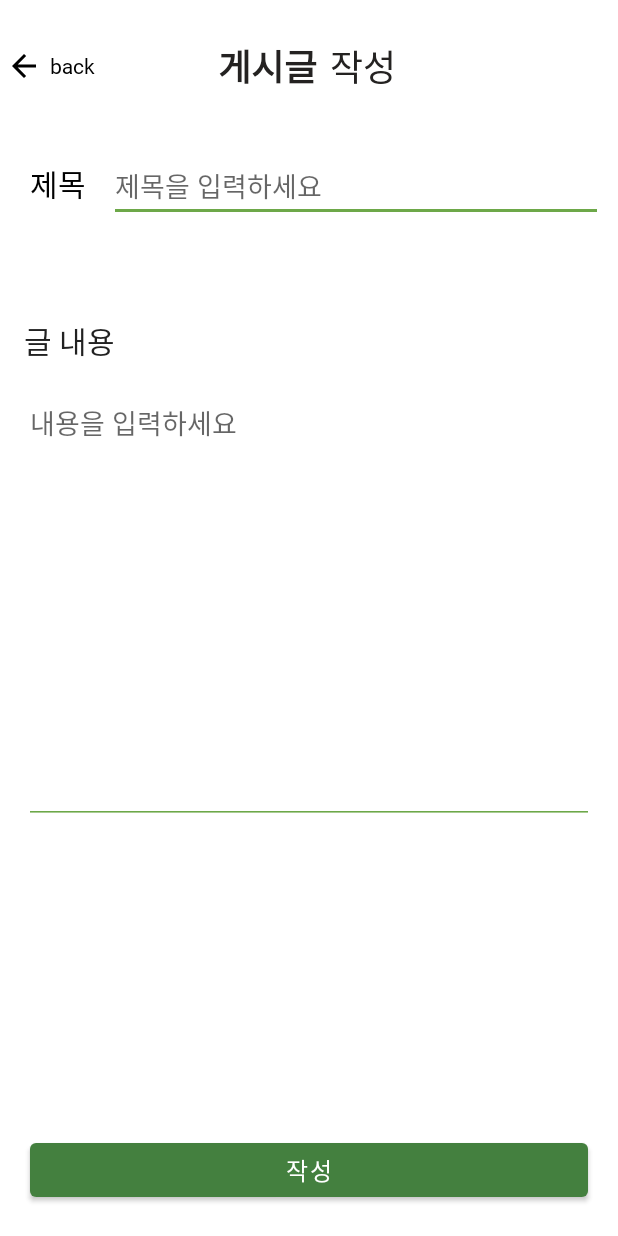
After one commit to MJU-CapstoneDesign1-8team/PET-LEADER_FRONTEND, an Android app: the BoardCreateActivity screen opened directly, with no data from a screen before it, on a phone screen of 412 x 824 dp. The commit adds this screen. Run offline under Robolectric (Android 15) with nearby library versions, the phone set to English and light mode, and no system bars.

Commit message:
게시글 생성 및 상세보기 제작

```diff
--- a/app/src/main/AndroidManifest.xml
+++ b/app/src/main/AndroidManifest.xml
@@ -33,6 +33,9 @@
         android:theme="@style/AppTheme.ObjectDetection"
         android:usesCleartextTraffic="true"
         tools:ignore="HardcodedDebugMode">
+        <activity
+            android:name=".community.BoardCreateActivity"
+            android:exported="false" />
         <activity
             android:name=".community.BoardDetailActivity"
             android:exported="false" />
--- /dev/null
+++ b/app/src/main/java/org/tensorflow/lite/examples/detect/community/BoardCreateActivity.kt
@@ -0,0 +1,12 @@
+package org.tensorflow.lite.examples.detect.community
+
+import androidx.appcompat.app.AppCompatActivity
+import android.os.Bundle
+import org.tensorflow.lite.examples.detect.R
+
+class BoardCreateActivity : AppCompatActivity() {
+    override fun onCreate(savedInstanceState: Bundle?) {
+        super.onCreate(savedInstanceState)
+        setContentView(R.layout.activity_board_create)
+    }
+}
--- /dev/null
+++ b/app/src/main/res/layout/activity_board_create.xml
@@ -0,0 +1,171 @@
+<?xml version="1.0" encoding="utf-8"?>
+<androidx.constraintlayout.widget.ConstraintLayout xmlns:android="http://schemas.android.com/apk/res/android"
+    xmlns:app="http://schemas.android.com/apk/res-auto"
+    xmlns:tools="http://schemas.android.com/tools"
+    android:layout_width="match_parent"
+    android:layout_height="match_parent"
+    tools:context=".community.BoardCreateActivity">
+
+    <androidx.constraintlayout.widget.ConstraintLayout
+        android:id="@+id/linearLayout2"
+        android:layout_width="match_parent"
+        android:layout_height="80dp"
+        android:orientation="horizontal"
+        app:layout_constraintStart_toStartOf="parent"
+        app:layout_constraintTop_toTopOf="parent">
+
+
+        <ImageView
+            android:id="@+id/imageView3"
+            android:layout_width="wrap_content"
+            android:layout_height="wrap_content"
+            android:layout_marginStart="4dp"
+            android:src="@drawable/ic_baseline_arrow_back_24"
+            app:layout_constraintBottom_toBottomOf="parent"
+            app:layout_constraintStart_toStartOf="parent"
+            app:layout_constraintTop_toTopOf="parent"
+            app:layout_constraintVertical_bias="0.571" />
+
+        <TextView
+            android:layout_width="wrap_content"
+            android:layout_height="wrap_content"
+            android:layout_marginStart="5dp"
+            android:fontFamily="@font/sd4"
+            android:text="back"
+            android:textColor="@color/black"
+            android:textSize="14sp"
+            app:layout_constraintBottom_toBottomOf="parent"
+            app:layout_constraintEnd_toEndOf="parent"
+            app:layout_constraintHorizontal_bias="0.0"
+            app:layout_constraintStart_toEndOf="@+id/imageView3"
+            app:layout_constraintTop_toTopOf="parent"
+            app:layout_constraintVertical_bias="0.56" />
+
+        <TextView
+            android:id="@+id/textView"
+            android:layout_width="wrap_content"
+            android:layout_height="40dp"
+            android:fontFamily="@font/sd7"
+            android:gravity="center"
+            android:text="게시글"
+            android:textColor="#242221"
+            android:textSize="24sp"
+            android:textStyle="bold"
+            app:layout_constraintBottom_toBottomOf="parent"
+            app:layout_constraintEnd_toEndOf="parent"
+            app:layout_constraintHorizontal_bias="0.421"
+            app:layout_constraintStart_toStartOf="parent"
+            app:layout_constraintTop_toTopOf="parent"
+            app:layout_constraintVertical_bias="0.6" />
+
+        <TextView
+            android:id="@+id/textView2"
+            android:layout_width="wrap_content"
+            android:layout_height="40dp"
+            android:fontFamily="@font/sd7"
+            android:gravity="center"
+            android:text="작성"
+            android:textColor="#242221"
+            android:textSize="24sp"
+            app:layout_constraintBottom_toBottomOf="parent"
+            app:layout_constraintEnd_toEndOf="parent"
+            app:layout_constraintHorizontal_bias="0.055"
+            app:layout_constraintStart_toEndOf="@+id/textView"
+            app:layout_constraintTop_toTopOf="parent"
+            app:layout_constraintVertical_bias="0.6" />
+
+
+    </androidx.constraintlayout.widget.ConstraintLayout>
+
+    <androidx.constraintlayout.widget.ConstraintLayout
+        android:layout_marginTop="80dp"
+        android:layout_width="match_parent"
+        android:layout_height="match_parent">
+
+        <LinearLayout
+            android:id="@+id/linearLayout"
+            android:layout_width="match_parent"
+            android:layout_height="wrap_content"
+            android:layout_marginTop="20dp"
+            app:layout_constraintEnd_toEndOf="parent"
+            app:layout_constraintStart_toStartOf="parent"
+            app:layout_constraintTop_toTopOf="parent">
+
+            <TextView
+                android:layout_width="wrap_content"
+                android:layout_height="wrap_content"
+                android:layout_marginStart="20dp"
+                android:fontFamily="@font/sd5"
+                android:text="제목"
+                android:textAlignment="center"
+                android:textColor="@color/black"
+                android:textSize="20sp" />
+
+            <EditText
+                android:id="@+id/boardEditTitle"
+                android:layout_width="match_parent"
+                android:layout_marginEnd="10dp"
+                android:layout_height="wrap_content"
+                android:layout_marginStart="15dp"
+                android:backgroundTint="@color/main_green3"
+                android:ems="10"
+                android:fontFamily="@font/sd5"
+                android:hint="제목을 입력하세요"
+                android:inputType="textPersonName"
+                app:layout_constraintEnd_toEndOf="parent"
+                app:layout_constraintTop_toTopOf="parent" />
+
+
+        </LinearLayout>
+
+
+
+
+        <TextView
+            android:id="@+id/tvReviewContents"
+            android:layout_width="wrap_content"
+            android:layout_height="wrap_content"
+            android:layout_marginStart="16dp"
+            android:layout_marginTop="64dp"
+            android:fontFamily="@font/sd5"
+            android:text="글 내용"
+            android:textAlignment="center"
+            android:textAppearance="@style/TextAppearance.AppCompat.Body1"
+            android:textSize="20sp"
+            app:layout_constraintStart_toStartOf="parent"
+            app:layout_constraintTop_toBottomOf="@+id/linearLayout" />
+
+
+
+        <EditText
+            android:id="@+id/boardEditContents"
+            android:layout_width="match_parent"
+            android:layout_height="291dp"
+            android:layout_margin="16dp"
+            android:backgroundTint="@color/main_green3"
+            android:fontFamily="@font/sd5"
+            android:gravity="start|top"
+            android:hint="내용을 입력하세요"
+            android:maxLines="20"
+            android:minHeight="48dp"
+            android:inputType="text|textMultiLine"
+            android:textAlignment="viewStart"
+            app:layout_constraintEnd_toEndOf="parent"
+            app:layout_constraintHorizontal_bias="0.571"
+            app:layout_constraintStart_toStartOf="parent"
+            app:layout_constraintTop_toBottomOf="@+id/tvReviewContents" />
+
+        <Button
+            android:layout_marginStart="20dp"
+            android:layout_marginEnd="20dp"
+            android:layout_marginBottom="20dp"
+            android:layout_width="match_parent"
+            android:layout_height="wrap_content"
+            android:text="작성"
+            android:textSize="16sp"
+            android:fontFamily="@font/sd6"
+            app:layout_constraintBottom_toBottomOf="parent" />
+
+    </androidx.constraintlayout.widget.ConstraintLayout>
+
+</androidx.constraintlayout.widget.ConstraintLayout>
```
Also changed, not shown: app/src/main/res/drawable/board_box.xml (added, +16 -0 lines), app/src/main/res/drawable/radius.xml (added, +12 -0 lines), app/src/main/res/layout/activity_board_detail.xml (+99 -8 lines).
